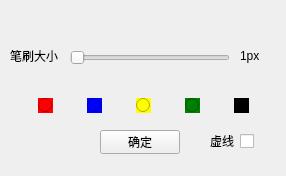
First picture: the form in Graphics_QT/configwindow.ui, repository 54dbd/ComputerGraphics2022, before the edit.
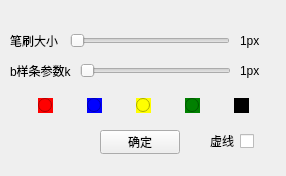
Second picture: the form after the edit.

Commit message: feat: set kValue in configure window

Patch:
```diff
--- a/Graphics_QT/configwindow.ui
+++ b/Graphics_QT/configwindow.ui
@@ -17,9 +17,9 @@
    <property name="geometry">
     <rect>
      <x>70</x>
-     <y>50</y>
+     <y>30</y>
      <width>160</width>
-     <height>16</height>
+     <height>21</height>
     </rect>
    </property>
    <property name="minimum">
@@ -52,9 +52,9 @@
    <property name="geometry">
     <rect>
      <x>240</x>
-     <y>40</y>
+     <y>20</y>
      <width>31</width>
-     <height>31</height>
+     <height>41</height>
     </rect>
    </property>
    <property name="text">
@@ -67,7 +67,7 @@
      <x>10</x>
      <y>30</y>
      <width>51</width>
-     <height>51</height>
+     <height>21</height>
     </rect>
    </property>
    <property name="text">
@@ -202,6 +202,54 @@
     <string>虚线</string>
    </property>
   </widget>
+  <widget class="QLabel" name="label_3">
+   <property name="geometry">
+    <rect>
+     <x>10</x>
+     <y>60</y>
+     <width>71</width>
+     <height>21</height>
+    </rect>
+   </property>
+   <property name="text">
+    <string>b样条参数k</string>
+   </property>
+  </widget>
+  <widget class="QSlider" name="horizontalSlider_2">
+   <property name="geometry">
+    <rect>
+     <x>80</x>
+     <y>60</y>
+     <width>151</width>
+     <height>21</height>
+    </rect>
+   </property>
+   <property name="minimum">
+    <number>1</number>
+   </property>
+   <property name="maximum">
+    <number>20</number>
+   </property>
+   <property name="pageStep">
+    <number>5</number>
+   </property>
+   <property name="orientation">
+    <enum>Qt::Horizontal</enum>
+   </property>
+  </widget>
+  <widget class="QLabel" name="kValue">
+   <property name="geometry">
+    <rect>
+     <x>240</x>
+     <y>50</y>
+     <width>31</width>
+     <height>41</height>
+    </rect>
+   </property>
+   <property name="text">
+    <string>1px</string>
+   </property>
+  </widget>
  </widget>
  <resources/>
  <connections/>
```
The commit also changes 5 other files.
